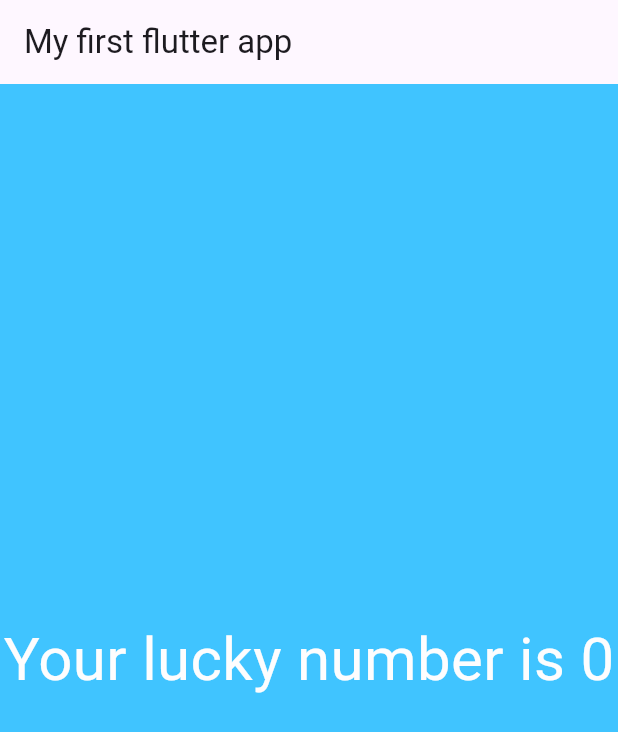
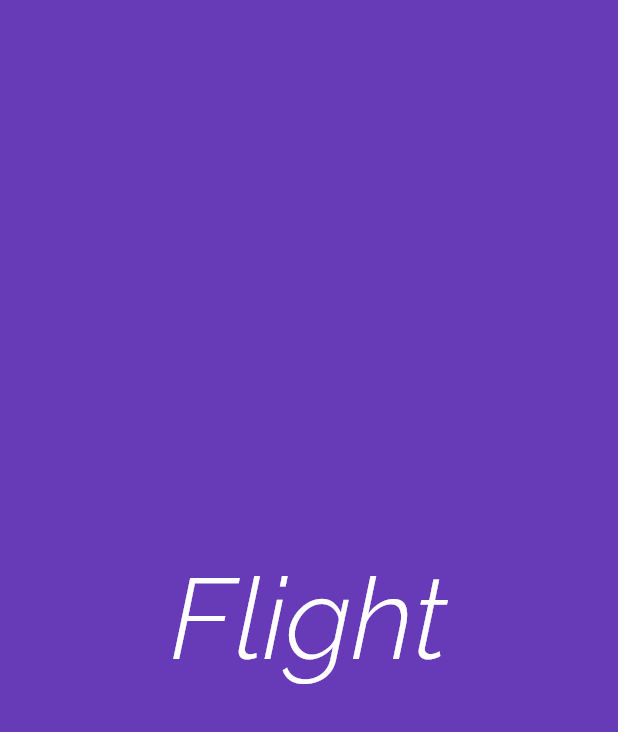
Before and after one commit to Shreyashi36/simple-interest-calculator, a Flutter app: the screen it shows after launch, on a phone screen of 412 x 824 dp. Shown: the top 732 px of the screen. Run offline on Flutter 3.47's test engine with Material 3 defaults, Android fonts, the phone set to English and light mode, and no system bars.

Commit message:
added some fonts and built a seperate home page

```diff
--- a/lib/app_screens/first_screen.dart
+++ /dev/null
@@ -1,28 +0,0 @@
-import 'dart:math';
-
-import 'package:flutter/material.dart';
-
-class FirstScreen extends StatelessWidget{
-  const FirstScreen({super.key});
-
-  @override
-  Widget build(BuildContext context) {
-    return Material(
-      color: Colors.lightBlueAccent,
-      child: Center(
-        child: Text(
-          generateLuckyNumber(),
-          style: TextStyle(
-            color: const Color.fromARGB(255, 253, 253, 254),
-            fontSize: 40,
-          ),
-        ),
-      ),
-    );
-  }
-  String generateLuckyNumber(){
-    var random = Random();
-    int luckyNumber = random.nextInt(10);
-    return "Your lucky number is $luckyNumber";
-  }
-}
--- /dev/null
+++ b/lib/app_screens/home.dart
@@ -0,0 +1,25 @@
+ import 'package:flutter/material.dart';
+
+ class Home extends StatelessWidget{
+  @override
+  Widget build(BuildContext context){
+    return Center(
+      child: Container(
+      alignment: Alignment.center,
+      color: Colors.deepPurple,
+      child: Text("Flight",
+      textDirection: TextDirection.ltr,
+      style: TextStyle(
+        decoration: TextDecoration.none,
+        fontSize: 75.0,
+        fontFamily: 'Raleway',
+        fontWeight: FontWeight.w300,
+        fontStyle: FontStyle.italic,
+        color: Colors.white),)
+      )
+
+    );
+
+
+  }
+ }
--- a/lib/main.dart
+++ b/lib/main.dart
@@ -1,21 +1,11 @@
 import 'package:flutter/material.dart';
-import 'package:flutter_application_1/app_screens/first_screen.dart';
+import 'package:flutter_application_1/app_screens/home.dart';
 
-void main() => runApp(MyFlutter());
-
-class MyFlutter extends StatelessWidget{
-  const MyFlutter({super.key});
-
-  @override
-  Widget build(BuildContext context) {
-    return MaterialApp(
-      debugShowCheckedModeBanner: false,
-      title: "My flutter app",
-      home: Scaffold(
-        appBar: AppBar(
-          title: const Text("My first flutter app")),
-        body: FirstScreen()
-      ),
-    );
-  }
+void main() {
+  runApp(MaterialApp(
+    title: "Exploring UI Widgets",
+    home: Home(),
+    debugShowCheckedModeBanner: false,
+    )
+  );
 }
```
Also changed, not shown: pubspec.yaml (+14 -11 lines), fonts/Raleway-Bold.ttf (added), fonts/Raleway-LightItalic.ttf (added), fonts/Raleway-Regular.ttf (added).
